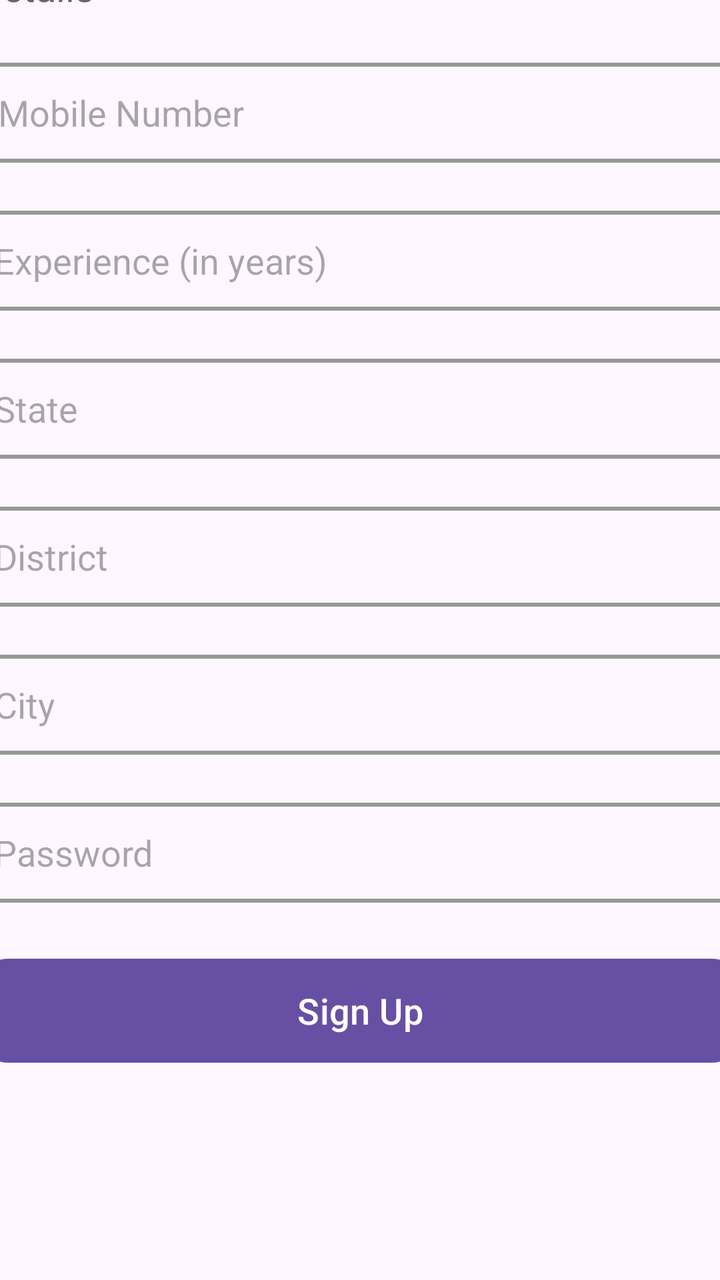
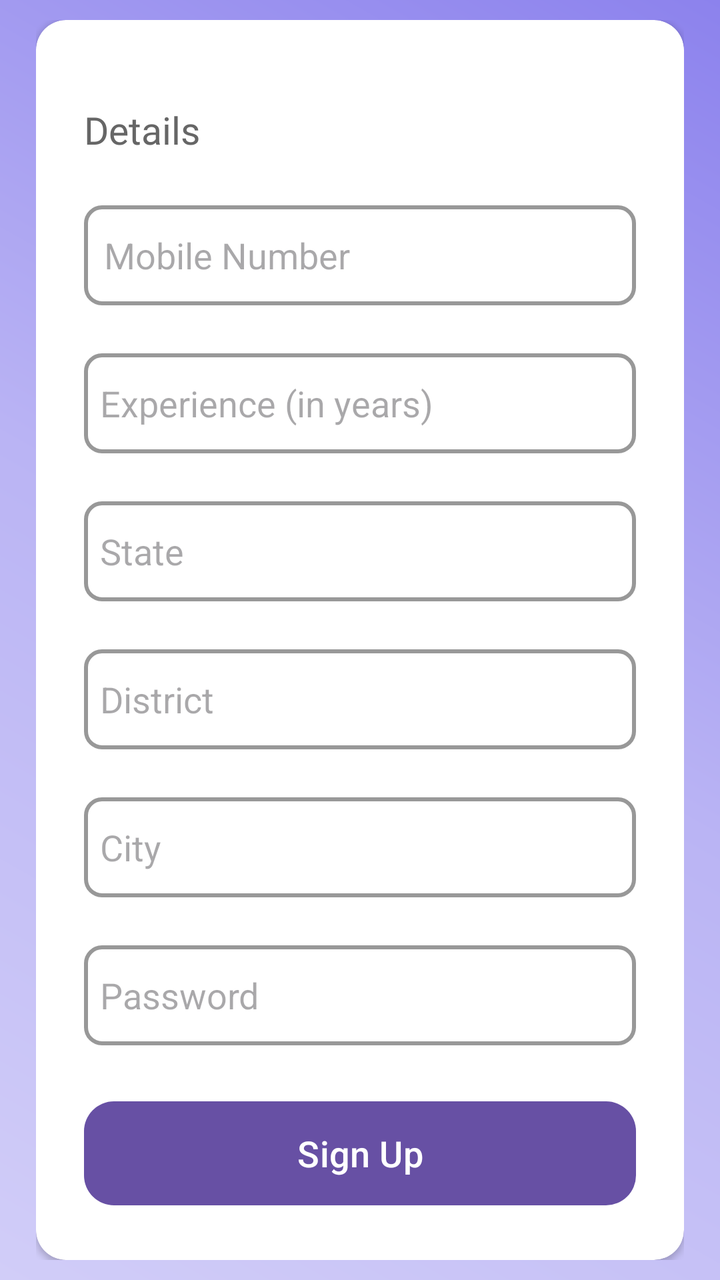

Two renders of the same Android screen: before a commit and after it. Below are the layout's source before the change and the commit's diff.
<!-- AndroidManifest.xml: application theme Theme.EDermaCareLatestt -->
<!-- res/layout/activity2_signup_dermatologist.xml -->
<?xml version="1.0" encoding="utf-8"?>
<LinearLayout
    xmlns:android="http://schemas.android.com/apk/res/android"
    xmlns:app="http://schemas.android.com/apk/res-auto"
    xmlns:tools="http://schemas.android.com/tools"
    android:layout_width="match_parent"
    android:layout_height="match_parent"
    android:orientation="vertical"
    android:gravity="center">


    <LinearLayout
        android:layout_width="430dp"
        android:layout_height="763dp"
        android:layout_gravity="center_horizontal"
        android:background="@drawable/light_grey_border"
        android:orientation="vertical"
        android:padding="24dp">


        <TextView
            android:id="@+id/textView"
            android:layout_marginTop="18dp"
            android:layout_width="match_parent"
            android:layout_height="wrap_content"
            android:fontFamily="@font/poppins"
            android:text="Details"
            android:textAlignment="textStart"
            android:textColor="@color/darkgray"
            android:textSize="19sp" />

        <EditText
            android:id="@+id/dermatologist_mobileNo"
            android:layout_width="match_parent"
            android:layout_height="50dp"
            android:layout_marginTop="25dp"
            android:background="@drawable/light_grey_border"
            android:drawablePadding="8dp"
            android:hint="Mobile Number"
            android:padding="10dp"
            android:textColor="@color/black" />

        <EditText
            android:id="@+id/dermatologist_experience"
            android:layout_width="match_parent"
            android:layout_height="50dp"
            android:layout_marginTop="24dp"
            android:background="@drawable/light_grey_border"
            android:drawablePadding="8dp"
            android:hint="Experience (in years)"
            android:padding="8dp"
            android:textColor="@color/black" />

        <EditText
            android:id="@+id/dermatologist_state"
            android:layout_width="match_parent"
            android:layout_height="50dp"
            android:layout_marginTop="24dp"
            android:background="@drawable/light_grey_border"
            android:drawablePadding="8dp"
            android:hint="State"
            android:padding="8dp"
            android:textColor="@color/black" />


        <EditText
            android:id="@+id/dermatologist_district"
            android:layout_width="match_parent"
            android:layout_height="50dp"
            android:layout_marginTop="24dp"
            android:background="@drawable/light_grey_border"
            android:drawablePadding="8dp"
            android:hint="District"
            android:padding="8dp"
            android:textColor="@color/black" />

        <EditText
            android:id="@+id/dermatologist_city"
            android:layout_width="match_parent"
            android:layout_height="50dp"
            android:layout_marginTop="24dp"
            android:background="@drawable/light_grey_border"
            android:drawablePadding="8dp"
            android:hint="City"
            android:padding="8dp"
            android:textColor="@color/black" />
































        <EditText
            android:id="@+id/dermatologist_signup_password"
            android:layout_width="match_parent"
            android:layout_height="50dp"
            android:layout_marginTop="24dp"
            android:background="@drawable/light_grey_border"
            android:drawablePadding="8dp"
            android:hint="Password"
            android:inputType="textPassword"
            android:padding="8dp"
            android:textColor="@color/black" />

        <Button
            android:id="@+id/dermatologist_signup_button"
            android:layout_width="match_parent"
            android:layout_height="60dp"
            android:layout_marginTop="24dp"
            android:text="Sign Up"
            android:textSize="18sp"
            app:cornerRadius="15dp" />




    </LinearLayout>

</LinearLayout>
<!-- resources referenced by this layout -->
<resources>
  <color name="black">#FF000000</color>
  <color name="darkgray">#666666</color>
  <!-- drawable light_grey_border (drawable) -->
  <?xml version="1.0" encoding="utf-8"?>
  <shape xmlns:android="http://schemas.android.com/apk/res/android"
      android:shape="rectangle">
  
      <stroke
          android:width="2dp"
          android:color="@color/light_grey" />
  
      <corners
          android:radius="8dp" />
  </shape>
  <style name="Theme.EDermaCareLatestt" parent="Base.Theme.EDermaCareLatestt" />
  <color name="light_grey">#989898</color>
  <style name="Base.Theme.EDermaCareLatestt" parent="Theme.Material3.DayNight.NoActionBar">
          
          
      </style>
</resources>

<!-- the commit's change to res/layout/activity2_signup_dermatologist.xml (unified diff, before → after) -->
@@ -1,145 +1,115 @@
 <?xml version="1.0" encoding="utf-8"?>
-<LinearLayout
-    xmlns:android="http://schemas.android.com/apk/res/android"
+<RelativeLayout xmlns:android="http://schemas.android.com/apk/res/android"
+    xmlns:tools="http://schemas.android.com/tools"
     xmlns:app="http://schemas.android.com/apk/res-auto"
-    xmlns:tools="http://schemas.android.com/tools"
     android:layout_width="match_parent"
     android:layout_height="match_parent"
-    android:orientation="vertical"
-    android:gravity="center">
+    tools:context=".detectFragment1"
+    android:paddingVertical="10dp"
+    android:paddingHorizontal="18dp"
+    android:background="@drawable/gradients">
 
+    <androidx.cardview.widget.CardView
+        android:id="@+id/card_view"
+        android:layout_width="match_parent"
+        android:layout_height="wrap_content"
+        android:layout_margin="0dp"
+        app:cardCornerRadius="15dp"
+        android:layout_centerInParent="true">
 
-    <LinearLayout
-        android:layout_width="430dp"
-        android:layout_height="763dp"
-        android:layout_gravity="center_horizontal"
-        android:background="@drawable/light_grey_border"
-        android:orientation="vertical"
-        android:padding="24dp">
-
-
-        <TextView
-            android:id="@+id/textView"
-            android:layout_marginTop="18dp"
+        <LinearLayout
             android:layout_width="match_parent"
             android:layout_height="wrap_content"
-            android:fontFamily="@font/poppins"
-            android:text="Details"
-            android:textAlignment="textStart"
-            android:textColor="@color/darkgray"
-            android:textSize="19sp" />
+            android:layout_gravity="center_horizontal"
+            android:orientation="vertical"
+            android:padding="24dp">
 
-        <EditText
-            android:id="@+id/dermatologist_mobileNo"
-            android:layout_width="match_parent"
-            android:layout_height="50dp"
-            android:layout_marginTop="25dp"
-            android:background="@drawable/light_grey_border"
-            android:drawablePadding="8dp"
-            android:hint="Mobile Number"
-            android:padding="10dp"
-            android:textColor="@color/black" />
+            <TextView
+                android:id="@+id/textView"
+                android:layout_width="match_parent"
+                android:layout_height="wrap_content"
+                android:layout_marginTop="18dp"
+                android:fontFamily="@font/poppins"
+                android:text="Details"
+                android:textAlignment="textStart"
+                android:textColor="@color/darkgray"
+                android:textSize="19sp" />
 
-        <EditText
-            android:id="@+id/dermatologist_experience"
-            android:layout_width="match_parent"
-            android:layout_height="50dp"
-            android:layout_marginTop="24dp"
-            android:background="@drawable/light_grey_border"
-            android:drawablePadding="8dp"
-            android:hint="Experience (in years)"
-            android:padding="8dp"
-            android:textColor="@color/black" />
+            <EditText
+                android:id="@+id/dermatologist_mobileNo"
+                android:layout_width="match_parent"
+                android:layout_height="50dp"
+                android:layout_marginTop="25dp"
+                android:background="@drawable/light_grey_border"
+                android:drawablePadding="8dp"
+                android:hint="Mobile Number"
+                android:padding="10dp"
+                android:textColor="@color/black" />
 
-        <EditText
-            android:id="@+id/dermatologist_state"
-            android:layout_width="match_parent"
-            android:layout_height="50dp"
-            android:layout_marginTop="24dp"
-            android:background="@drawable/light_grey_border"
-            android:drawablePadding="8dp"
-            android:hint="State"
-            android:padding="8dp"
-            android:textColor="@color/black" />
+            <EditText
+                android:id="@+id/dermatologist_experience"
+                android:layout_width="match_parent"
+                android:layout_height="50dp"
+                android:layout_marginTop="24dp"
+                android:background="@drawable/light_grey_border"
+                android:drawablePadding="8dp"
+                android:hint="Experience (in years)"
+                android:padding="8dp"
+                android:textColor="@color/black" />
 
+            <EditText
+                android:id="@+id/dermatologist_state"
+                android:layout_width="match_parent"
+                android:layout_height="50dp"
+                android:layout_marginTop="24dp"
+                android:background="@drawable/light_grey_border"
+                android:drawablePadding="8dp"
+                android:hint="State"
+                android:padding="8dp"
+                android:textColor="@color/black" />
 
-        <EditText
-            android:id="@+id/dermatologist_district"
-            android:layout_width="match_parent"
-            android:layout_height="50dp"
-            android:layout_marginTop="24dp"
-            android:background="@drawable/light_grey_border"
-            android:drawablePadding="8dp"
-            android:hint="District"
-            android:padding="8dp"
-            android:textColor="@color/black" />
+            <EditText
+                android:id="@+id/dermatologist_district"
+                android:layout_width="match_parent"
+                android:layout_height="50dp"
+                android:layout_marginTop="24dp"
+                android:background="@drawable/light_grey_border"
+                android:drawablePadding="8dp"
+                android:hint="District"
+                android:padding="8dp"
+                android:textColor="@color/black" />
 
-        <EditText
-            android:id="@+id/dermatologist_city"
-            android:layout_width="match_parent"
-            android:layout_height="50dp"
-            android:layout_marginTop="24dp"
-            android:background="@drawable/light_grey_border"
-            android:drawablePadding="8dp"
-            android:hint="City"
-            android:padding="8dp"
-            android:textColor="@color/black" />
+            <EditText
+                android:id="@+id/dermatologist_city"
+                android:layout_width="match_parent"
+                android:layout_height="50dp"
+                android:layout_marginTop="24dp"
+                android:background="@drawable/light_grey_border"
+                android:drawablePadding="8dp"
+                android:hint="City"
+                android:padding="8dp"
+                android:textColor="@color/black" />
 
+            <EditText
+                android:id="@+id/dermatologist_signup_password"
+                android:layout_width="match_parent"
+                android:layout_height="50dp"
+                android:layout_marginTop="24dp"
+                android:background="@drawable/light_grey_border"
+                android:drawablePadding="8dp"
+                android:hint="Password"
+                android:inputType="textPassword"
+                android:padding="8dp"
+                android:textColor="@color/black" />
 
-
-
-
-
-
-
-
-
-
-
-
-
-
-
-
-
-
-
-
-
-
-
-
-
-
-
-
-
-
-
-        <EditText
-            android:id="@+id/dermatologist_signup_password"
-            android:layout_width="match_parent"
-            android:layout_height="50dp"
-            android:layout_marginTop="24dp"
-            android:background="@drawable/light_grey_border"
-            android:drawablePadding="8dp"
-            android:hint="Password"
-            android:inputType="textPassword"
-            android:padding="8dp"
-            android:textColor="@color/black" />
-
-        <Button
-            android:id="@+id/dermatologist_signup_button"
-            android:layout_width="match_parent"
-            android:layout_height="60dp"
-            android:layout_marginTop="24dp"
-            android:text="Sign Up"
-            android:textSize="18sp"
-            app:cornerRadius="15dp" />
-
-
-
-
-    </LinearLayout>
-
-</LinearLayout>
+            <Button
+                android:id="@+id/dermatologist_signup_button"
+                android:layout_width="match_parent"
+                android:layout_height="60dp"
+                android:layout_marginTop="24dp"
+                android:text="Sign Up"
+                android:textSize="18sp"
+                app:cornerRadius="15dp" />
+        </LinearLayout>
+    </androidx.cardview.widget.CardView>
+</RelativeLayout>
<!-- resource entries referenced after the edit -->
@@ -2,6 +2,19 @@
 <resources>
   <color name="black">#FF000000</color>
   <color name="darkgray">#666666</color>
+  <!-- drawable gradients (drawable) -->
+  <?xml version="1.0" encoding="utf-8"?>
+  <shape
+      android:shape = "rectangle"
+      xmlns:android = "http://schemas.android.com/apk/res/android" >
+  
+      <gradient
+          android:startColor = "#d1cdf8"
+          android:centerColor = "#bab4f4"
+          android:endColor = "#8c82ed"
+          android:angle = "45"
+          android:type = "linear" />
+  </shape>
   <!-- drawable light_grey_border (drawable) -->
   <?xml version="1.0" encoding="utf-8"?>
   <shape xmlns:android="http://schemas.android.com/apk/res/android"
